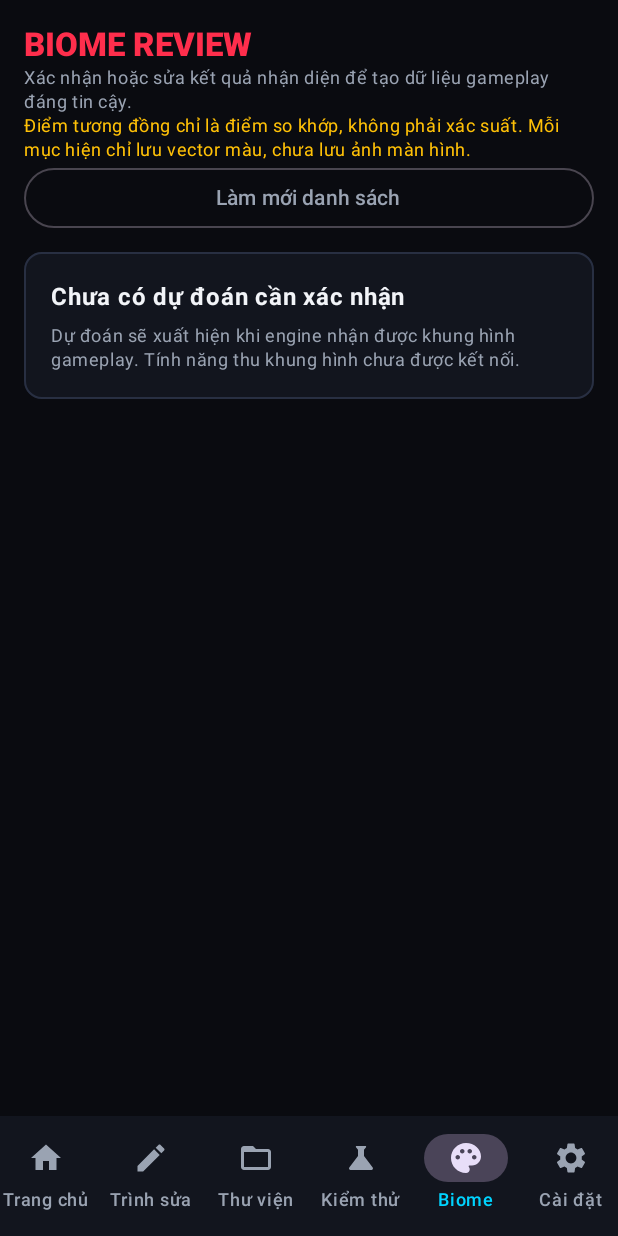
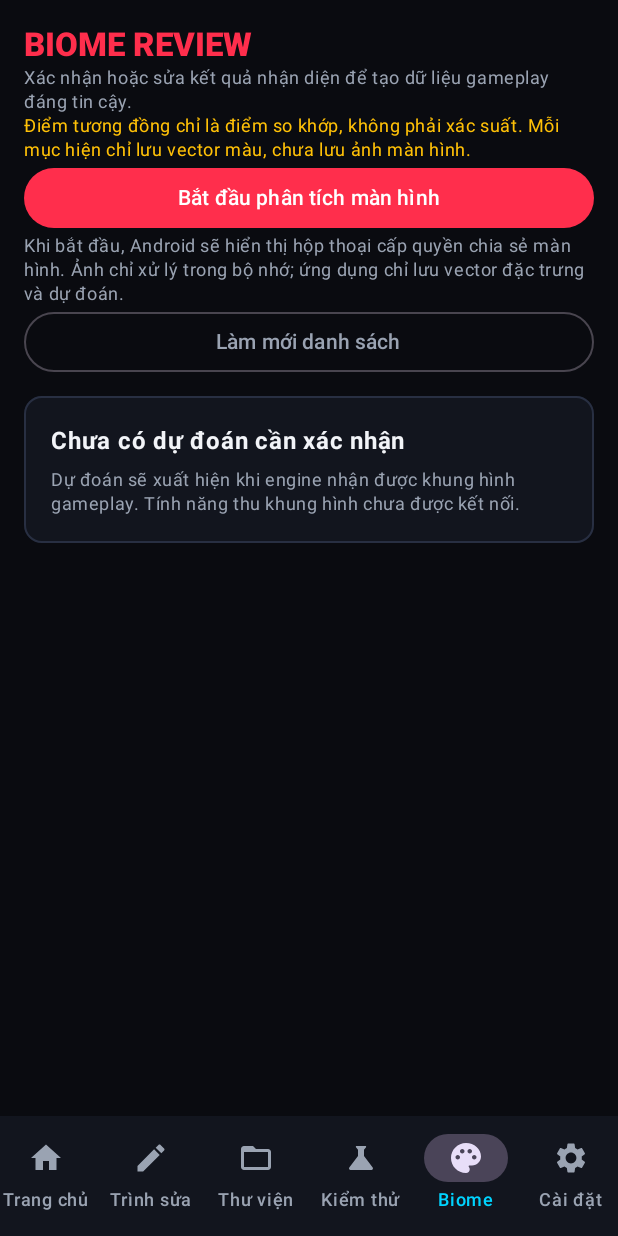
Before and after one commit to thanhtuanlk2008-collab/Build-MacroAndroid-Debug-APK, an Android app built with Jetpack Compose: the screen it shows after launch (MainActivity), item 5 of the bottom bar chosen, on a phone screen of 412 x 824 dp. Run offline under Robolectric (Android 15) with nearby library versions, the phone set to English and light mode, and no system bars; our stand-ins replace Room's generated code.

Commit message:
Add explicit start and stop controls for biome capture

```diff
--- a/MacroAndroid_GitHub_Actions_Ready/MacroAndroid/app/src/main/java/com/macro/app/ui/biome/BiomeReviewScreen.kt
+++ b/MacroAndroid_GitHub_Actions_Ready/MacroAndroid/app/src/main/java/com/macro/app/ui/biome/BiomeReviewScreen.kt
@@ -61,6 +61,9 @@ private fun BiomeId.vietnameseName(): String = when (this) {
 @Composable
 fun BiomeReviewScreen(
     pending: List<BiomeFeedbackEntity>,
+    captureActive: Boolean,
+    onStartCapture: () -> Unit,
+    onStopCapture: () -> Unit,
     onConfirm: (String, BiomeId) -> Unit,
     onDiscard: (String) -> Unit,
     onRefresh: () -> Unit
@@ -79,6 +82,17 @@ fun BiomeReviewScreen(
                 style = MaterialTheme.typography.bodySmall, color = GamingColors.TextSecondary)
             Text("Điểm tương đồng chỉ là điểm so khớp, không phải xác suất. Mỗi mục hiện chỉ lưu vector màu, chưa lưu ảnh màn hình.",
                 style = MaterialTheme.typography.bodySmall, color = GamingColors.AmberWarn)
+            if (captureActive) {
+                Button(onClick = onStopCapture, modifier = Modifier.fillMaxWidth()) {
+                    Text("Dừng phân tích màn hình")
+                }
+            } else {
+                Button(onClick = onStartCapture, modifier = Modifier.fillMaxWidth()) {
+                    Text("Bắt đầu phân tích màn hình")
+                }
+            }
+            Text("Khi bắt đầu, Android sẽ hiển thị hộp thoại cấp quyền chia sẻ màn hình. Ảnh chỉ xử lý trong bộ nhớ; ứng dụng chỉ lưu vector đặc trưng và dự đoán.",
+                style = MaterialTheme.typography.bodySmall, color = GamingColors.TextSecondary)
             OutlinedButton(onClick = onRefresh, modifier = Modifier.fillMaxWidth()) {
                 Text("Làm mới danh sách")
             }
```
